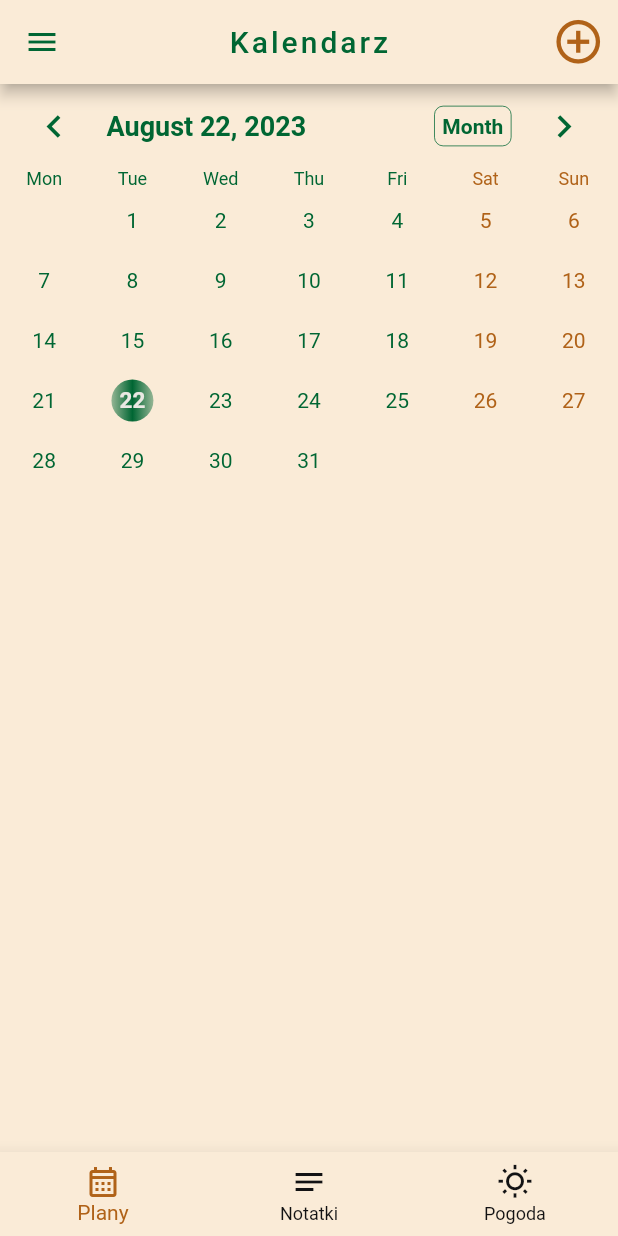
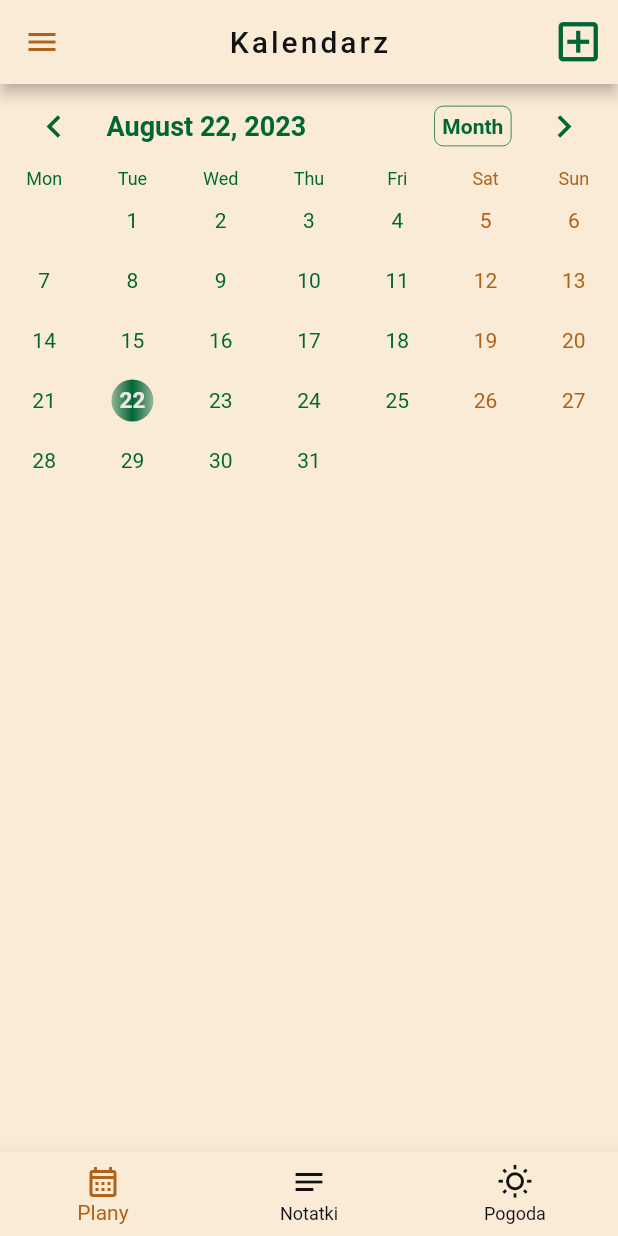
Before and after one commit to patrykdybalski/NOTSY, a Flutter app: the screen it shows after launch, on a phone screen of 412 x 824 dp. Run offline on Flutter 3.47's test engine with Material 2 defaults, Android fonts, the phone set to English and light mode, and no system bars; drawn by our look-alikes of table_calendar; our stand-ins replace cloud_firestore, firebase_auth, firebase_core, flutter_bloc, flutter_colorpicker, flutter_slidable and 1 more; accounts and stored records are empty.

Commit message:
Check calendar_page and upgrade ui and function

```diff
--- a/lib/features/home/pages/calendar_page/calendar_page.dart
+++ b/lib/features/home/pages/calendar_page/calendar_page.dart
@@ -33,20 +33,20 @@ class _CalendarPageState extends State<CalendarPage> {
           'Kalendarz',
           style: TextStyle(
             letterSpacing: 2,
-            color: AppColors.accentColor,
+            color: AppColors.secondaryColor,
           ),
         ),
         leading: IconButton(
-          color: AppColors.accentColor,
+          color: AppColors.redColor,
           icon: const Icon(Icons.menu),
           onPressed: () {},
         ),
         actions: [
           IconButton(
             icon: const Icon(
-              Icons.add_circle_outline_outlined,
+              Icons.add_box_outlined,
               size: 35,
-              color: AppColors.redColor,
+              color: AppColors.darkGreen,
             ),
             padding: const EdgeInsets.only(right: 5),
             onPressed: () {
@@ -76,19 +76,6 @@ class _CalendarPageState extends State<CalendarPage> {
                 return ListView(
                   children: [
                     const CalendarWidget(),
-                    // TextButton(
-                    //     onPressed: () {
-                    //       showAboutDialog(
-                    //         context: context,
-                    //         applicationVersion: '3.0.0',
-                    //         applicationIcon: Icon(Icons.abc),
-                    //         applicationLegalese: 'Blah blah',
-                    //         children: [
-                    //           AdditionalWi
-                    //         ]
-                    //       );
-                    //     },
-                    //     child: const Text('Info')),
                     Column(
                       children: [
                         for (final eventModel in eventModels) ...[
```
